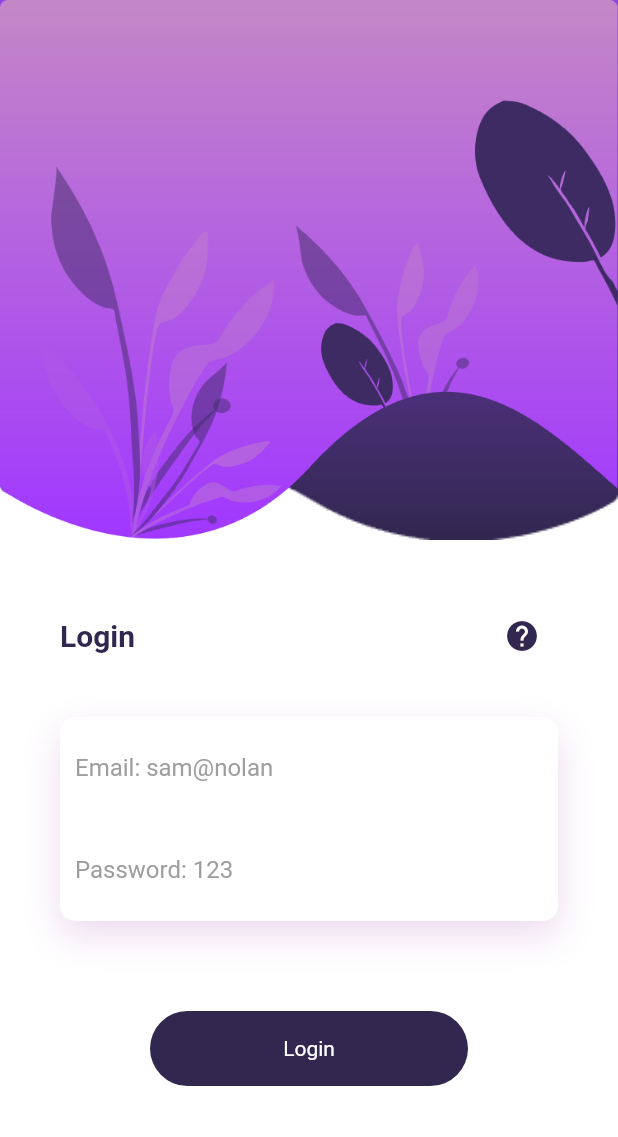
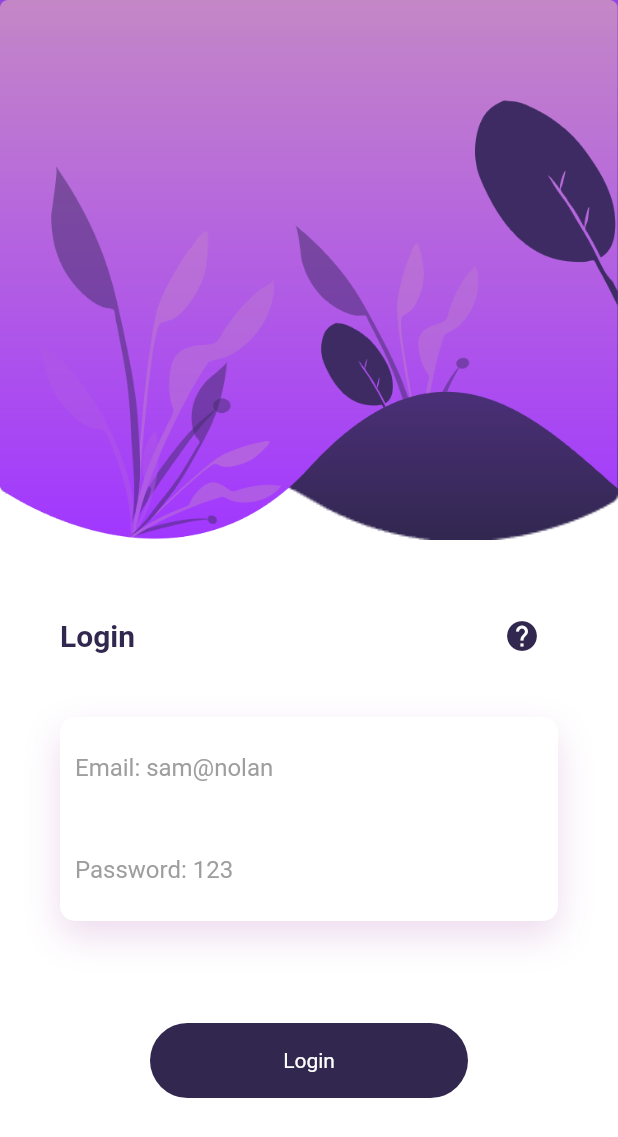
Before and after one commit to TheSam912/NIU_company_task, a Flutter app: the screen it shows after launch, on a phone screen of 412 x 824 dp. Shown: the top 1137 px of the screen. Run offline on Flutter 3.47's test engine with Material 2 defaults, Android fonts, the phone set to English and light mode, and no system bars; our stand-ins replace animate_do, awesome_snackbar_content, flutter_hooks, hooks_riverpod, shared_preferences, simple_circular_progress_bar; missing offline and left inert: health.

Commit message:
some changes on ui (not important)

```diff
--- a/lib/Constant/snackbar.dart
+++ b/lib/Constant/snackbar.dart
@@ -4,15 +4,13 @@ import 'package:flutter/material.dart';
 void showSnackBar(
     BuildContext context, ContentType type, String title, String message) {
   final snackBar = SnackBar(
-    /// need to set following properties for best effect of awesome_snackbar_content
     elevation: 0,
+    duration: const Duration(milliseconds: 1000),
     behavior: SnackBarBehavior.floating,
     backgroundColor: Colors.transparent,
     content: AwesomeSnackbarContent(
       title: title,
       message: message,
-
-      /// change contentType to ContentType.success, ContentType.warning or ContentType.help for variants
       contentType: type,
     ),
   );
--- a/lib/widgets/login_button.dart
+++ b/lib/widgets/login_button.dart
@@ -2,8 +2,9 @@ import 'package:animate_do/animate_do.dart';
 import 'package:awesome_snackbar_content/awesome_snackbar_content.dart';
 import 'package:flutter/material.dart';
 import 'package:hooks_riverpod/hooks_riverpod.dart';
+import 'package:niu_app/Constant/colors.dart';
+import 'package:niu_app/Constant/snackbar.dart';
 import 'package:niu_app/Constant/styles.dart';
-import 'package:niu_app/Constant/snackbar.dart';
 
 import '../states/auth_state.dart';
 import '../states/storage_state.dart';
@@ -39,10 +40,10 @@ Widget loginButton(BuildContext context, TextEditingController emailController,
       },
       child: Container(
         height: 50,
-        margin: const EdgeInsets.symmetric(horizontal: 60),
+        margin: const EdgeInsets.symmetric(horizontal: 60, vertical: 8),
         decoration: BoxDecoration(
           borderRadius: BorderRadius.circular(50),
-          color: const Color.fromRGBO(49, 39, 79, 1),
+          color: mainColor,
         ),
         child: const Center(
           child: Text(
```
Also changed, not shown: lib/views/home_screen.dart (+14 -3 lines), 1 other file.
